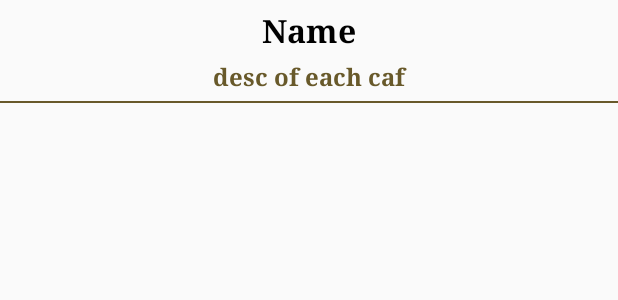
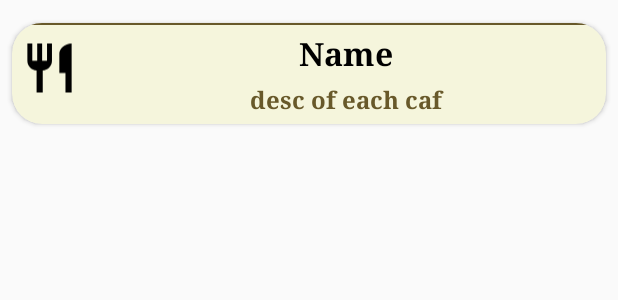
Before and after one commit to mohammad-obeid-1200644/FinalProjectAndroid, an Android app: the layout recdesign.xml on its own in the app's theme, with its tools: preview values and no code run, on a phone screen of 412 x 824 dp. Shown: the top 300 px of the screen. Run offline under Robolectric (Android 15) with nearby library versions, the phone set to English and light mode, and no system bars.

```diff
--- a/app/build.gradle.kts
+++ b/app/build.gradle.kts
@@ -38,6 +38,7 @@ dependencies {
 
     implementation("androidx.appcompat:appcompat:1.6.1")
     implementation("com.google.android.material:material:1.11.0")
+    implementation ("androidx.cardview:cardview:1.0.0")
     implementation("androidx.recyclerview:recyclerview:1.3.2")
     implementation("androidx.constraintlayout:constraintlayout:2.1.4")
     implementation("androidx.navigation:navigation-fragment:2.5.3")
--- /dev/null
+++ b/app/src/main/java/com/example/finalprojectandroid/RecyclerViewInterface.java
@@ -0,0 +1,5 @@
+package com.example.finalprojectandroid;
+
+public interface RecyclerViewInterface {
+    void onCafeteriaClick(int position);
+}
--- /dev/null
+++ b/app/src/main/res/drawable/baseline_restaurant_24.xml
@@ -0,0 +1,5 @@
+<vector android:height="24dp" android:tint="#000000"
+    android:viewportHeight="24" android:viewportWidth="24"
+    android:width="24dp" xmlns:android="http://schemas.android.com/apk/res/android">
+    <path android:fillColor="@android:color/white" android:pathData="M11,9L9,9L9,2L7,2v7L5,9L5,2L3,2v7c0,2.12 1.66,3.84 3.75,3.97L6.75,22h2.5v-9.03C11.34,12.84 13,11.12 13,9L13,2h-2v7zM16,6v8h2.5v8L21,22L21,2c-2.76,0 -5,2.24 -5,4z"/>
+</vector>
--- a/app/src/main/res/layout/recdesign.xml
+++ b/app/src/main/res/layout/recdesign.xml
@@ -1,32 +1,54 @@
 <?xml version="1.0" encoding="utf-8"?>
-<RelativeLayout
-    xmlns:android="http://schemas.android.com/apk/res/android"
+<androidx.cardview.widget.CardView xmlns:android="http://schemas.android.com/apk/res/android"
     android:layout_width="match_parent"
-    android:layout_height="wrap_content">
+    android:layout_height="wrap_content"
+    xmlns:app="http://schemas.android.com/apk/res-auto"
+    app:cardCornerRadius="20dp"
+    android:layout_marginTop="15dp"
+    android:layout_marginBottom="5dp"
+    android:layout_marginStart="8dp"
+    android:layout_marginEnd="8dp"
+    app:cardBackgroundColor="@color/beige"
+    android:elevation="8dp"
+    app:layout_constraintBaseline_toBottomOf="parent"
+    app:layout_constraintEnd_toEndOf="parent"
+    app:layout_constraintEnd_toStartOf="parent"
+    app:layout_constraintBaseline_toTopOf="parent"
+    >
 
-    <LinearLayout
+    <RelativeLayout
         android:layout_width="match_parent"
         android:layout_height="wrap_content"
         android:orientation="vertical"
+
         >
-
+        <ImageView
+            android:layout_width="50dp"
+            android:layout_height="60dp"
+            android:padding="5dp"
+            android:src="@drawable/baseline_restaurant_24"
+            android:id="@+id/restimg"
+            />
         <TextView
             android:layout_width="match_parent"
             android:layout_height="wrap_content"
             android:id="@+id/txtCafName"
+            android:layout_toEndOf="@+id/restimg"
             android:text="Name"
             android:layout_marginTop="5dp"
             android:textSize="21sp"
             android:textColor="@color/black"
             android:fontFamily="serif"
             android:textStyle="bold"
-            android:gravity="center" />
+            android:gravity="center"
+            />
 
         <TextView
             android:layout_width="match_parent"
             android:layout_height="wrap_content"
             android:id="@+id/txtCafDesc"
             android:text="desc of each caf"
+            android:layout_toEndOf="@+id/restimg"
             android:layout_marginTop="5dp"
             android:textStyle="bold"
             android:gravity="center"
@@ -40,6 +62,6 @@
             android:layout_width="match_parent"
             android:layout_height="1.2dp"
             android:background="@color/brown"/>
-    </LinearLayout>
+    </RelativeLayout>
 
-</RelativeLayout>
+</androidx.cardview.widget.CardView>
--- a/app/src/main/res/values/colors.xml
+++ b/app/src/main/res/values/colors.xml
@@ -18,5 +18,10 @@
     <color name="peige">#E6D8AD</color>
     <color name="brown">#68592A</color>
 
+    <color name="blueblack">#040720</color>
+    <color name="beige">#f5f5dc</color>
+
+
+
 
 </resources>
```
Also changed, not shown: app/src/main/java/com/example/finalprojectandroid/AdapterRec.java (+30 -21 lines), app/src/main/java/com/example/finalprojectandroid/CafList.java (+10 -2 lines), app/src/main/res/layout/activity_caf_list.xml (+12 -4 lines).
